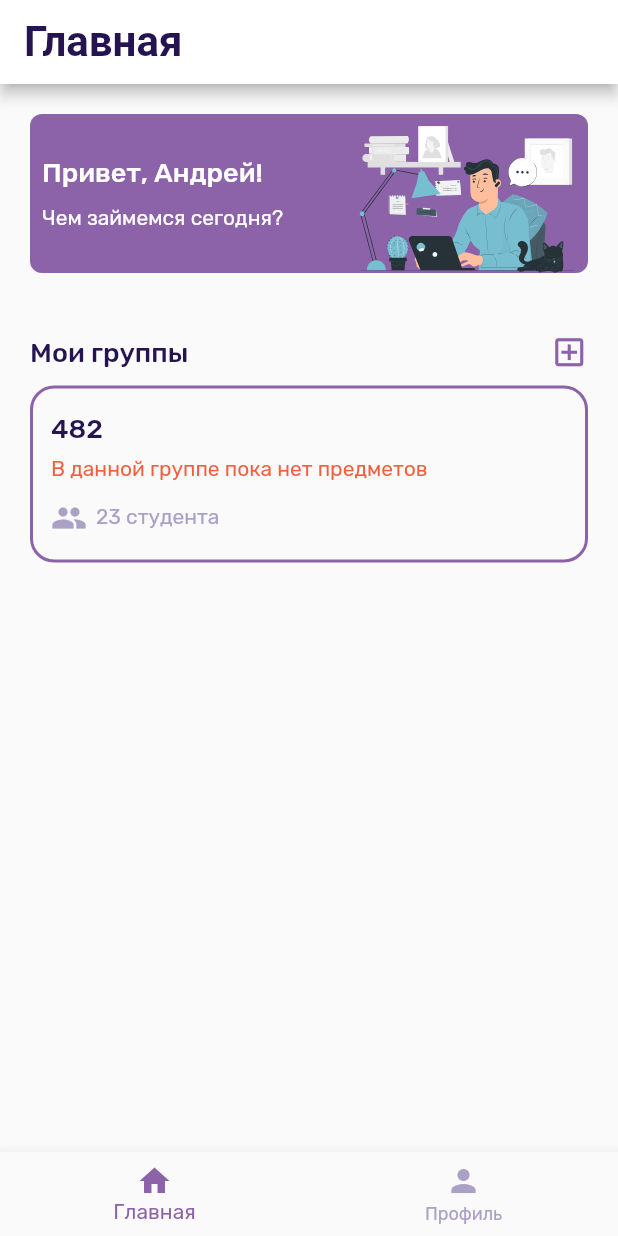
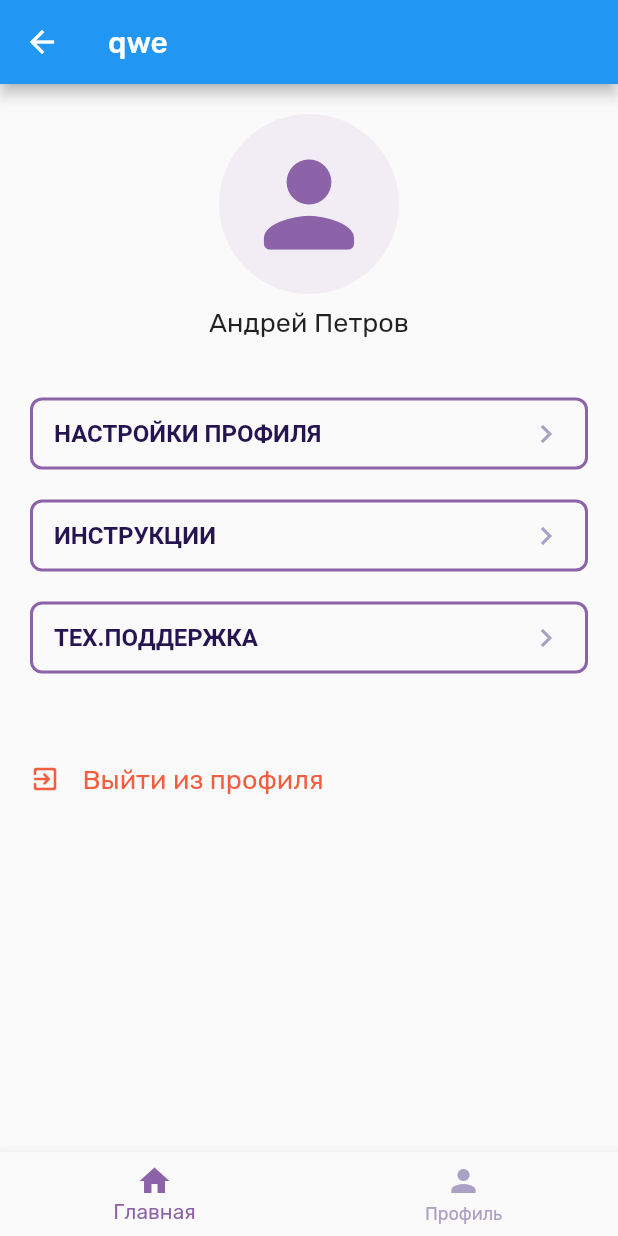
Before and after one commit to kerosin1337/flutter-test, a Flutter app: the BottomTab screen opened directly, after a tap on "482", on a phone screen of 412 x 824 dp. Run offline on Flutter 3.47's test engine with Material 2 defaults, Android fonts, the phone set to English and light mode, and no system bars; drawn by our look-alikes of touchable_opacity; our stand-ins replace dio, flutter_hooks, flutter_svg, form_validator; Roboto replaces fonts that are missing (Rubik-Bold).

Commit message:
tab bar nav

```diff
--- /dev/null
+++ b/lib/component/card_group.dart
@@ -0,0 +1,120 @@
+import 'package:flutter/material.dart';
+import 'package:flutter/src/widgets/framework.dart';
+import 'package:flutter_hooks/flutter_hooks.dart';
+import 'package:new_platform_test/view/main/major/subject.dart';
+
+import '../extension/color_extension.dart';
+
+class CardGroup extends HookWidget {
+  const CardGroup({super.key});
+
+  @override
+  Widget build(BuildContext context) {
+    return Container(
+      margin: const EdgeInsets.only(top: 16),
+      decoration: BoxDecoration(
+        borderRadius: const BorderRadius.all(
+          Radius.circular(16),
+        ),
+        border: Border.all(
+          color: ColorsNP.purple,
+          width: 2,
+        ),
+      ),
+      child: InkWell(
+        onTap: () {
+          Navigator.of(context).push(
+            MaterialPageRoute(
+              builder: (context) => const Subject(), fullscreenDialog: false
+            ),
+          );
+        },
+        borderRadius: const BorderRadius.all(
+          Radius.circular(16),
+        ),
+        child: Container(
+          width: double.infinity,
+          padding: const EdgeInsets.symmetric(
+            vertical: 16,
+            horizontal: 12,
+          ),
+          child: Column(
+            mainAxisAlignment: MainAxisAlignment.start,
+            crossAxisAlignment: CrossAxisAlignment.start,
+            children: [
+              Container(
+                margin: const EdgeInsets.only(bottom: 8),
+                child: const Text(
+                  "482",
+                  style: TextStyle(
+                    color: ColorsNP.darkBlue,
+                    fontWeight: FontWeight.w500,
+                    fontSize: 18,
+                  ),
+                ),
+              ),
+// TODO: have subjects
+// Column(
+//   children: [
+//     Row(
+//       children: [
+//         Container(
+//           constraints:
+//               const BoxConstraints(minWidth: 20),
+//           child: const Text(
+//             "●",
+//             style: TextStyle(
+//               color: ColorsNP.darkPurple,
+//             ),
+//             textAlign: TextAlign.center,
+//           ),
+//         ),
+//         const Text(
+//           "Математика",
+//           style: TextStyle(
+//               color: ColorsNP.darkPurple,
+//               fontSize: 14,
+//               fontWeight: FontWeight.w400),
+//         ),
+//       ],
+//     )
+//   ],
+// ),
+              const Text(
+                "В данной группе пока нет предметов",
+                style: TextStyle(
+                  color: ColorsNP.tomato,
+                  fontSize: 14,
+                  fontWeight: FontWeight.w400,
+                ),
+              ),
+              Container(
+                margin: const EdgeInsets.only(top: 12),
+                child: Row(
+                  crossAxisAlignment: CrossAxisAlignment.center,
+                  children: [
+                    Container(
+                      margin: const EdgeInsets.only(right: 6),
+                      child: const Icon(
+                        Icons.group,
+                        color: ColorsNP.lightPurple,
+                      ),
+                    ),
+                    const Text(
+                      "23 студента",
+                      style: TextStyle(
+                        color: ColorsNP.lightPurple,
+                        fontSize: 14,
+                        fontWeight: FontWeight.w400,
+                      ),
+                    )
+                  ],
+                ),
+              )
+            ],
+          ),
+        ),
+      ),
+    );
+  }
+}
--- a/lib/view/main/bottom-tab.dart
+++ b/lib/view/main/bottom-tab.dart
@@ -5,35 +5,29 @@ import 'package:new_platform_test/view/main/profile/profile.dart';
 import '../../extension/color_extension.dart';
 
 class BottomTab extends HookWidget {
-  BottomTab({super.key});
+  const BottomTab({super.key});
 
-  static final List<String> titles = ['Главная', 'Профиль'];
-
-  static const List<Widget> _widgetOptions = <Widget>[
-    Main(),
-    Profile()
-  ];
+  static const List<Widget> _widgetOptions = <Widget>[Main(), Profile()];
 
   @override
   Widget build(BuildContext context) {
-    final selectedIndex = useState(titles.length - 1);
+    final selectedIndex = useState(_widgetOptions.length - 1);
 
     void onItemTapped(int index) {
       selectedIndex.value = index;
     }
 
     return Scaffold(
-      appBar: AppBar(
-        backgroundColor: Colors.white,
-        titleTextStyle: const TextStyle(
-          color: ColorsNP.darkBlue,
-          fontSize: 28,
-          fontWeight: FontWeight.w700,
+      body: Container(
+        child: Navigator(
+          onGenerateRoute: (RouteSettings settings) {
+            print(settings.name);
+            return MaterialPageRoute(
+                builder: (context) =>
+                    _widgetOptions.elementAt(selectedIndex.value),
+                settings: settings);
+          },
         ),
-        title: Text(titles[selectedIndex.value]),
-      ),
-      body: Container(
-        child: _widgetOptions.elementAt(selectedIndex.value),
       ),
       bottomNavigationBar: BottomNavigationBar(
         items: const <BottomNavigationBarItem>[
--- a/lib/view/main/major/main.dart
+++ b/lib/view/main/major/main.dart
@@ -6,6 +6,8 @@ import 'package:new_platform_test/component/custom_button.dart';
 import 'package:new_platform_test/component/custom_input.dart';
 import 'package:new_platform_test/extension/color_extension.dart';
 import 'package:touchable_opacity/touchable_opacity.dart';
+
+import '../../../component/card_group.dart';
 
 class DemoPainter extends CustomPainter {
   @override
@@ -25,7 +27,18 @@ class Main extends HookWidget {
 
   @override
   Widget build(BuildContext context) {
-    return Scrollbar(
+
+    return Scaffold(
+      appBar: AppBar(
+        backgroundColor: Colors.white,
+        titleTextStyle: const TextStyle(
+          color: ColorsNP.darkBlue,
+          fontSize: 28,
+          fontWeight: FontWeight.w700,
+        ),
+        title: const Text('Главная'),
+      ),
+      body: Scrollbar(
         child: SingleChildScrollView(
           child: Container(
             margin: const EdgeInsets.symmetric(vertical: 20, horizontal: 20),
@@ -105,9 +118,7 @@ class Main extends HookWidget {
                   ),
                   child: Column(
                     children: [
-                    Container(
-                      margin: const EdgeInsets.only(bottom: 10),
-                      child: Row(
+                      Row(
                         mainAxisAlignment: MainAxisAlignment.spaceBetween,
                         crossAxisAlignment: CrossAxisAlignment.center,
                         children: [
@@ -166,98 +177,7 @@ class Main extends HookWidget {
                           ),
                         ],
                       ),
-                    ),
-                    Container(
-                      decoration: BoxDecoration(
-                        borderRadius: const BorderRadius.all(
-                          Radius.circular(16),
-                        ),
-                        border: Border.all(
-                          color: ColorsNP.purple,
-                          width: 2,
-                        ),
-                      ),
-                      child: InkWell(
-                        onTap: () {},
-                        borderRadius: const BorderRadius.all(
-                          Radius.circular(16),
-                        ),
-                        child: Container(
-                          width: double.infinity,
-                          padding: const EdgeInsets.symmetric(
-                            vertical: 16,
-                            horizontal: 12,
-                          ),
-                          child: Column(
-                            mainAxisAlignment: MainAxisAlignment.start,
-                            crossAxisAlignment: CrossAxisAlignment.start,
-                            children: [
-                              Container(
-                                margin: const EdgeInsets.only(bottom: 8),
-                                child: const Text(
-                                  "482",
-                                  style: TextStyle(
-                                    color: ColorsNP.darkBlue,
-                                    fontWeight: FontWeight.w500,
-                                    fontSize: 18,
-                                  ),
-                                ),
-                              ),
-                              // TODO: have subjects
-                              // Column(
-                              //   children: [
-                              //     Row(
-                              //       children: [
-                              //         Container(
-                              //           constraints:
-                              //               const BoxConstraints(minWidth: 20),
-                              //           child: const Text(
-                              //             "●",
-                              //             style: TextStyle(
-                              //               color: ColorsNP.darkPurple,
-                              //             ),
-                              //             textAlign: TextAlign.center,
-                              //           ),
-                              //         ),
-                              //         const Text(
-                              //           "Математика",
-                              //           style: TextStyle(
-                              //               color: ColorsNP.darkPurple,
-                              //               fontSize: 14,
-                              //               fontWeight: FontWeight.w400),
-                              //         ),
-                              //       ],
-                              //     )
-                              //   ],
-                              // ),
-                              const Text(
-                                "В данной группе пока нет предметов",
-                                style: TextStyle(
-                                  color: ColorsNP.tomato,
-                                  fontSize: 14,
-                                  fontWeight: FontWeight.w400,
-                                ),
-                              ),
-                              Container(
-                                margin: const EdgeInsets.only(top: 12),
-                                child: Row(
-                                  crossAxisAlignment: CrossAxisAlignment.center,
-                                  children: [
-                                    Container(
-                                      margin: const EdgeInsets.only(right: 6),
-                                      child: const Icon(
-                                        Icons.group,
-                                        color: ColorsNP.lightPurple,
-                                      ),
-                                    ),
-                                    const Text(
-                                      "23 студента",
-                                      style: TextStyle(
-                                        color: ColorsNP.lightPurple,
-                                        fontSize: 14,
-                                        fontWeight: FontWeight.w400,
-                                      ),
-                                    )
+                      ...List.generate(10, (index) => const CardGroup())
                     ],
                   ),
                 )
@@ -265,13 +185,6 @@ class Main extends HookWidget {
             ),
           ),
         ),
-                    )
-                  ],
-                ),
-              )
-            ],
-          ),
-        ),
       ),
     );
   }
--- /dev/null
+++ b/lib/view/main/major/subject.dart
@@ -0,0 +1,176 @@
+import 'package:flutter/material.dart';
+import 'package:flutter/src/widgets/framework.dart';
+import 'package:flutter_hooks/flutter_hooks.dart';
+import 'package:touchable_opacity/touchable_opacity.dart';
+
+import '../../../component/custom_button.dart';
+import '../../../extension/color_extension.dart';
+import '../../../main.dart';
+
+class Subject extends HookWidget {
+  const Subject({super.key});
+
+  @override
+  Widget build(BuildContext context) {
+    return Scaffold(
+      appBar: AppBar(title: Text("qwe"),),
+      body: SingleChildScrollView(
+        child: Container(
+          margin: const EdgeInsets.symmetric(vertical: 20, horizontal: 20),
+          child: Center(
+            child: Column(
+              children: [
+                Column(
+                  children: [
+                    const CircleAvatar(
+                      radius: 60,
+                      backgroundColor: ColorsNP.gray,
+                      child: Icon(
+                        Icons.person_rounded,
+                        size: 90,
+                        color: ColorsNP.purple,
+                      ),
+                    ),
+                    Container(
+                      margin: const EdgeInsets.only(top: 8),
+                      child: const Text(
+                        "Андрей Петров",
+                        style: TextStyle(fontSize: 18),
+                      ),
+                    )
+                  ],
+                ),
+                Container(
+                  margin: const EdgeInsets.only(top: 40),
+                  child: CustomButton(
+                    onPressed: () {},
+                    title: "Настройки профиля",
+                    mode: ButtonMode.outline,
+                    icon: const Icon(
+                      Icons.keyboard_arrow_right,
+                      color: ColorsNP.lightPurple,
+                    ),
+                    titleColor: ColorsNP.darkBlue,
+                  ),
+                ),
+                Container(
+                  margin: const EdgeInsets.only(top: 20),
+                  child: CustomButton(
+                    onPressed: () {},
+                    title: "Инструкции",
+                    mode: ButtonMode.outline,
+                    icon: const Icon(
+                      Icons.keyboard_arrow_right,
+                      color: ColorsNP.lightPurple,
+                    ),
+                    titleColor: ColorsNP.darkBlue,
+                  ),
+                ),
+                Container(
+                  margin: const EdgeInsets.only(top: 20),
+                  child: CustomButton(
+                    onPressed: () {},
+                    title: "Тех.поддержка",
+                    mode: ButtonMode.outline,
+                    icon: const Icon(
+                      Icons.keyboard_arrow_right,
+                      color: ColorsNP.lightPurple,
+                    ),
+                    titleColor: ColorsNP.darkBlue,
+                  ),
+                ),
+                Container(
+                  margin: const EdgeInsets.only(top: 60),
+                  child: TouchableOpacity(
+                    onTap: () {
+                      showDialog(
+                        context: context,
+                        builder: (BuildContext context) {
+                          return AlertDialog(
+                            title: const Text('Вы точно хотите выйти?'),
+                            shape: RoundedRectangleBorder(
+                                borderRadius: BorderRadius.circular(8)),
+                            // content: SingleChildScrollView(
+                            //   child: ListBody(
+                            //     children: const <Widget>[
+                            //       Text('This is a demo alert dialog.'),
+                            //       Text(
+                            //         'Would you like to approve of this message?',
+                            //       ),
+                            //     ],
+                            //   ),
+                            // ),
+                            actionsPadding: const EdgeInsets.only(
+                              right: 15,
+                              bottom: 15,
+                            ),
+                            actions: <Widget>[
+                              Container(
+                                margin:
+                                const EdgeInsets.symmetric(horizontal: 10),
+                                child: TouchableOpacity(
+                                  child: const Text(
+                                    'Нет',
+                                    style: TextStyle(color: ColorsNP.purple),
+                                  ),
+                                  onTap: () {
+                                    Navigator.of(context).pop();
+                                  },
+                                ),
+                              ),
+                              Container(
+                                margin:
+                                const EdgeInsets.symmetric(horizontal: 10),
+                                child: TouchableOpacity(
+                                  child: const Text(
+                                    'Да',
+                                    style: TextStyle(color: ColorsNP.tomato),
+                                  ),
+                                  onTap: () {
+                                    Navigator.of(context).pushAndRemoveUntil(
+                                      MaterialPageRoute(
+                                        builder: (BuildContext context) =>
+                                        const MyHomePage(),
+                                      ),
+                                          (route) => false,
+                                    );
+                                  },
+                                ),
+                              ),
+                            ],
+                          );
+                        },
+                      );
+                    },
+                    activeOpacity: 0.2,
+                    child: Row(
+                      mainAxisAlignment: MainAxisAlignment.start,
+                      children: [
+                        const Icon(
+                          Icons.exit_to_app_rounded,
+                          color: ColorsNP.tomato,
+                          size: 20,
+                        ),
+                        Container(
+                          margin: const EdgeInsets.only(left: 15),
+                          child: const Text(
+                            "Выйти из профиля",
+                            style: TextStyle(
+                              color: ColorsNP.tomato,
+                              fontSize: 18,
+                              fontWeight: FontWeight.w400,
+                            ),
+                          ),
+                        )
+                      ],
+                    ),
+                  ),
+                )
+              ],
+            ),
+          ),
+        ),
+      ),
+    );
+  }
+}
```
Lines whose indentation alone changed are shown as unchanged.
